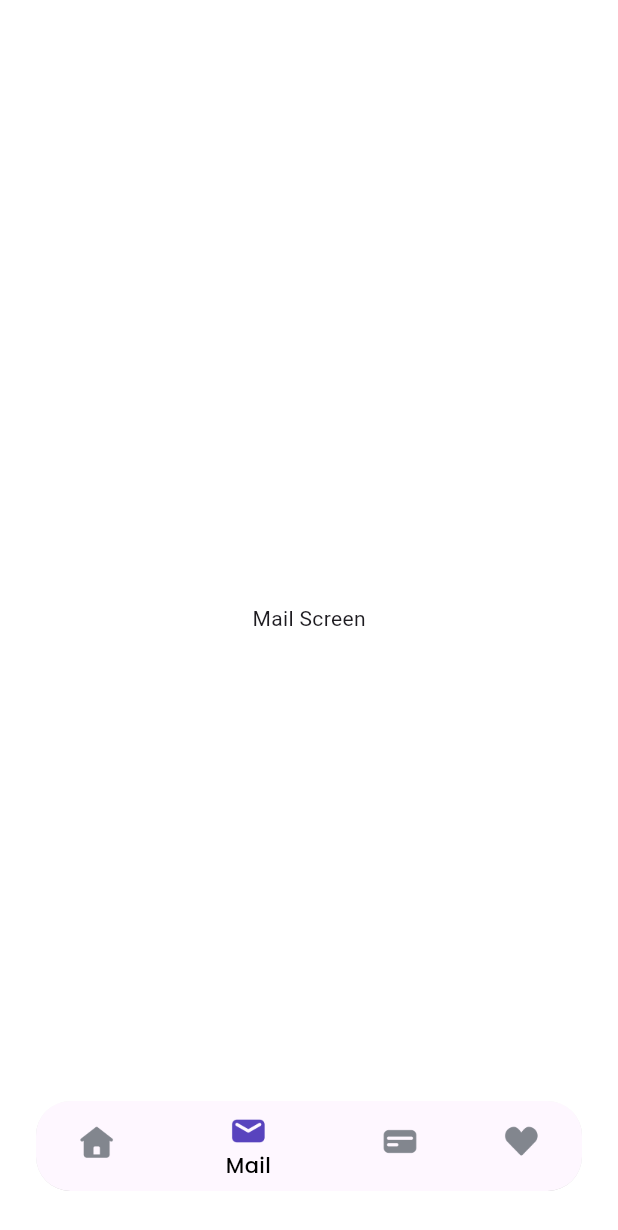
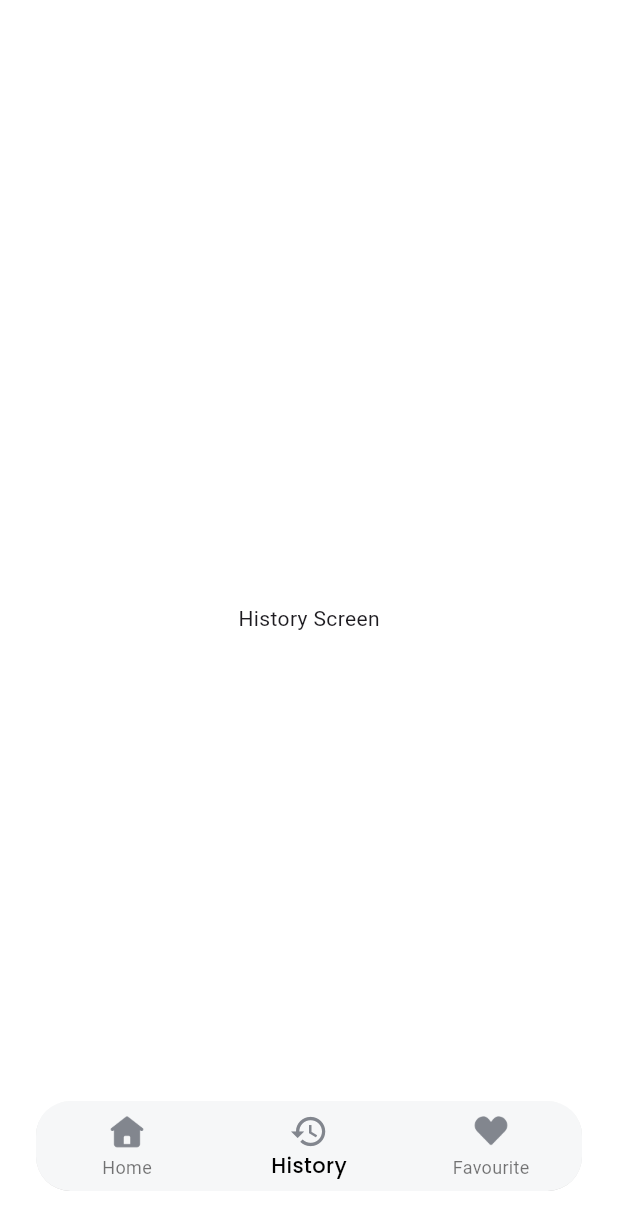
Before and after one commit to AsakaLynux/cozy_house_app, a Flutter app: the MainScreen screen opened by its route, swiped to page 2, on a phone screen of 412 x 824 dp. Shown: the top 1230 px of the screen. Run offline on Flutter 3.47's test engine with Material 3 defaults, Android fonts, the phone set to English and light mode, and no system bars; our stand-ins replace go_router, google_fonts.

Commit message:
Delete card and main, add history

```diff
--- a/lib/view/mail/widgets/mail_screen.dart
+++ b/lib/view/history/widgets/history_screen.dart
@@ -1,12 +1,12 @@
 import 'package:flutter/material.dart';
 
-class MailScreen extends StatelessWidget {
-  const MailScreen({super.key});
+class HistoryScreen extends StatelessWidget {
+  const HistoryScreen({super.key});
 
   @override
   Widget build(BuildContext context) {
     return Center(
-      child: Text("Mail Screen"),
+      child: Text("History Screen"),
     );
   }
 }
--- a/lib/view/main/widgets/main_screen.dart
+++ b/lib/view/main/widgets/main_screen.dart
@@ -4,8 +4,7 @@ import 'package:flutter/material.dart';
 import '../../core/themes/colors.dart';
 import '../../favourite/widgets/favourite_screen.dart';
 import '../../home/widgets/home_screen.dart';
-import '../../mail/widgets/mail_screen.dart';
-import '../../wallet/widgets/wallet_screen.dart';
+import '../../history/widgets/history_screen.dart';
 
 class MainScreen extends StatefulWidget {
   const MainScreen({super.key});
@@ -81,34 +80,17 @@ class _MainScreenState extends State<MainScreen> with TickerProviderStateMixin {
                   label: "Home",
                 ),
                 BottomNavigationBarItem(
-                  icon: Image.asset(
-                    "assets/icon_mail.png",
-                    width: 26,
-                    height: 26,
+                  icon: Icon(
+                    Icons.history,
+                    size: 26,
                     color: greyColor,
                   ),
-                  activeIcon: Image.asset(
-                    "assets/icon_mail.png",
-                    width: 26,
-                    height: 26,
-                    color: purpleColor,
-                  ),
-                  label: "Mail",
-                ),
-                BottomNavigationBarItem(
-                  icon: Image.asset(
-                    "assets/icon_card.png",
-                    width: 26,
-                    height: 26,
+                  activeIcon: Icon(
+                    Icons.history,
+                    size: 26,
                     color: greyColor,
                   ),
-                  activeIcon: Image.asset(
-                    "assets/icon_card.png",
-                    width: 26,
-                    height: 26,
-                    color: purpleColor,
-                  ),
-                  label: "Card",
+                  label: "History",
                 ),
                 BottomNavigationBarItem(
                   icon: Image.asset(
@@ -141,9 +123,8 @@ class _MainScreenState extends State<MainScreen> with TickerProviderStateMixin {
             onPageChanged: _handlePageViewChanged,
             children: [
               HomeScreen(),
-              MailScreen(),
-              WalletScreen(),
-              FavouriteScreen()
+              HistoryScreen(),
+              FavouriteScreen(),
             ],
           ),
           bottomNavigationBar(),
--- a/lib/view/wallet/widgets/wallet_screen.dart
+++ /dev/null
@@ -1,12 +0,0 @@
-import 'package:flutter/material.dart';
-
-class WalletScreen extends StatelessWidget {
-  const WalletScreen({super.key});
-
-  @override
-  Widget build(BuildContext context) {
-    return Center(
-      child: Text("Wallet Screen"),
-    );
-  }
-}
```
